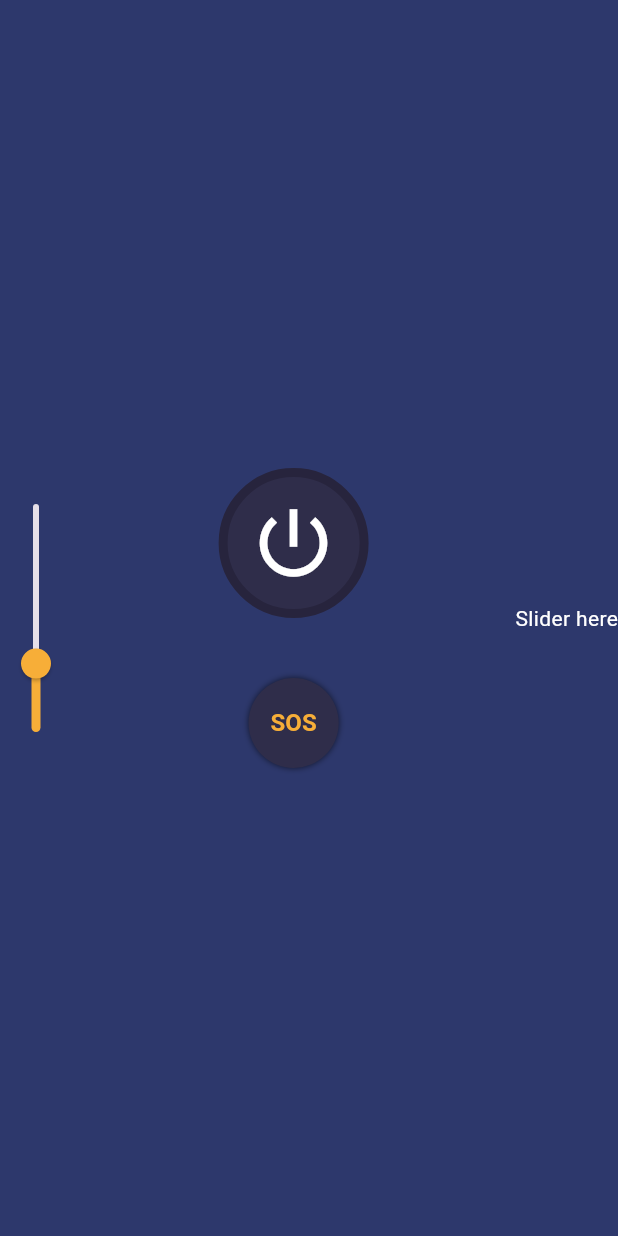
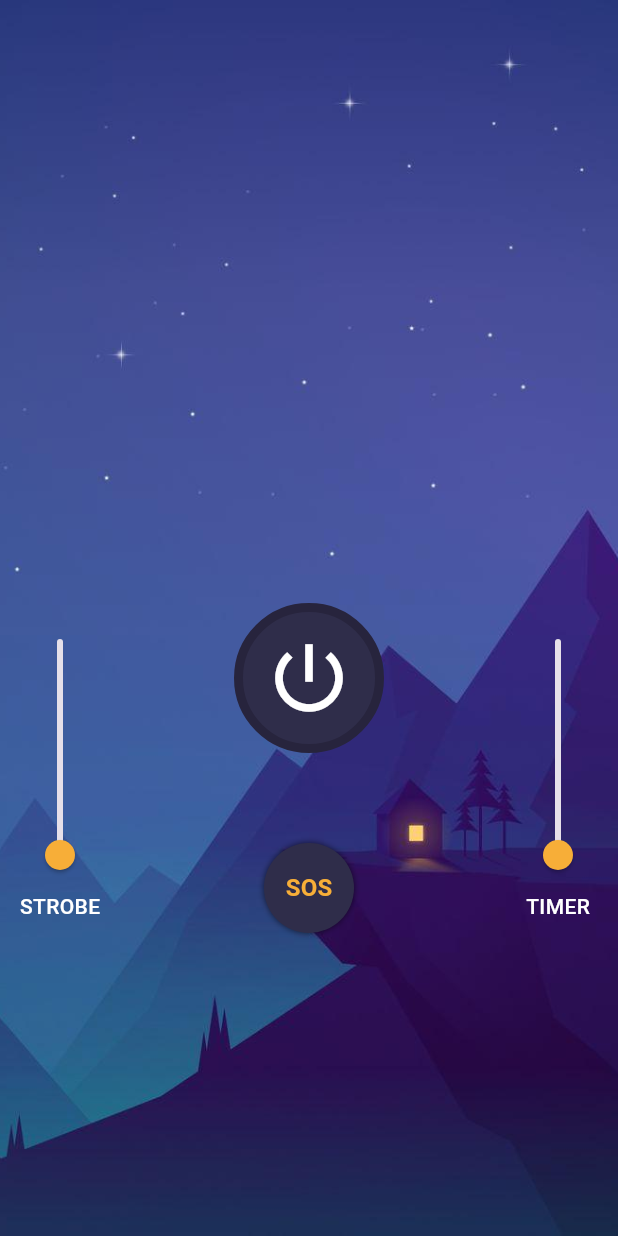
Before and after one commit to rony646/flashlight-app-flutter, a Flutter app: the screen it shows after launch, on a phone screen of 412 x 824 dp. Run offline on Flutter 3.47's test engine with Material 2 defaults, Android fonts, the phone set to English and light mode, and no system bars.

Commit message:
feat: finishing slider and adding background image

```diff
--- a/lib/components/custom_slider.dart
+++ b/lib/components/custom_slider.dart
@@ -1,20 +1,40 @@
 import 'package:flutter/material.dart';
-import 'package:syncfusion_flutter_sliders/sliders.dart';
 
 class CustomSlider extends StatelessWidget {
-  const CustomSlider({super.key});
+  final double strobeValue;
+  final Function(double) onChange;
+  final String label;
+
+  const CustomSlider({
+    super.key,
+    required this.strobeValue,
+    required this.onChange,
+    required this.label,
+  });
 
   @override
   Widget build(BuildContext context) {
-    return Container(
-      child: RotatedBox(
-        quarterTurns: 3,
-        child: Slider(
-          value: 0.3,
-          onChanged: (value) {
-            print('Slider value: $value');
-          },
-        ),
+    return SizedBox(
+      width: 80,
+      child: Column(
+        crossAxisAlignment: CrossAxisAlignment.center,
+        children: [
+          RotatedBox(
+            quarterTurns: 3,
+            child: Slider(
+              value: strobeValue,
+              onChanged: onChange,
+            ),
+          ),
+          Container(
+            width: 80,
+            alignment: Alignment.center,
+            child: Text(
+              label,
+              style: TextStyle(fontWeight: FontWeight.w500),
+            ),
+          )
+        ],
       ),
     );
   }
--- a/lib/main.dart
+++ b/lib/main.dart
@@ -18,6 +18,8 @@
   final ThemeData theme = ThemeData(useMaterial3: true);
   bool lightIsOn = false;
   bool SOSModeOn = false;
+  double strobeLevel = 0.0;
+  double timerValue = 0.0;
 
   handleFlashlightToggle(bool value) {
     // here i will turn on the phone's flashlight
@@ -32,8 +34,21 @@
     });
   }
 
+  handleStrobeLevelChange(double value) {
+    setState(() {
+      strobeLevel = value;
+    });
+  }
+
+  handleTimerValueChange(double value) {
+    setState(() {
+      timerValue = value;
+    });
+  }
+
   @override
   Widget build(BuildContext context) {
+    print('level: $strobeLevel');
     return MaterialApp(
       title: 'Flutter Demo',
       theme: theme.copyWith(
@@ -44,21 +59,36 @@
           )),
       home: Scaffold(
         body: Container(
-          color: const Color(0xFF2D386C),
+          decoration: const BoxDecoration(
+            image: DecorationImage(
+              image: AssetImage('assets/images/moon.jpg'),
+              fit: BoxFit.cover,
+            ),
+          ),
+          // color: const Color(0xFF2D386C),
           alignment: Alignment.center,
-          child: SizedBox(
-            height: 200,
+          child: Container(
+            margin: const EdgeInsets.only(top: 200),
+            height: 220,
             child: Row(
               mainAxisAlignment: MainAxisAlignment.spaceBetween,
               children: [
-                CustomSlider(),
+                CustomSlider(
+                  strobeValue: strobeLevel,
+                  onChange: handleStrobeLevelChange,
+                  label: 'STROBE',
+                ),
                 Column(
                     mainAxisAlignment: MainAxisAlignment.spaceBetween,
                     children: [
                       LightUpButton(lightIsOn, handleFlashlightToggle),
                       SOSButton(SOSModeOn, handleSOSModeToggle),
                     ]),
-                const Text('Slider here'),
+                CustomSlider(
+                  strobeValue: timerValue,
+                  onChange: handleTimerValueChange,
+                  label: 'TIMER',
+                ),
               ],
             ),
           ),
--- a/pubspec.yaml
+++ b/pubspec.yaml
@@ -36,7 +36,6 @@ dependencies:
   cupertino_icons: ^1.0.2
 
 dev_dependencies:
-  syncfusion_flutter_sliders: ^22.1.38
   flutter_test:
     sdk: flutter
 
@@ -58,9 +57,8 @@ flutter:
   uses-material-design: true
 
   # To add assets to your application, add an assets section, like this:
-  # assets:
-  #   - images/a_dot_burr.jpeg
-  #   - images/a_dot_ham.jpeg
+  assets:
+    - assets/images/moon.jpg
 
   # An image asset can refer to one or more resolution-specific "variants", see
   # https://flutter.dev/assets-and-images/#resolution-aware
```
Also changed, not shown: assets/images/moon.jpg (added), pubspec.lock.
